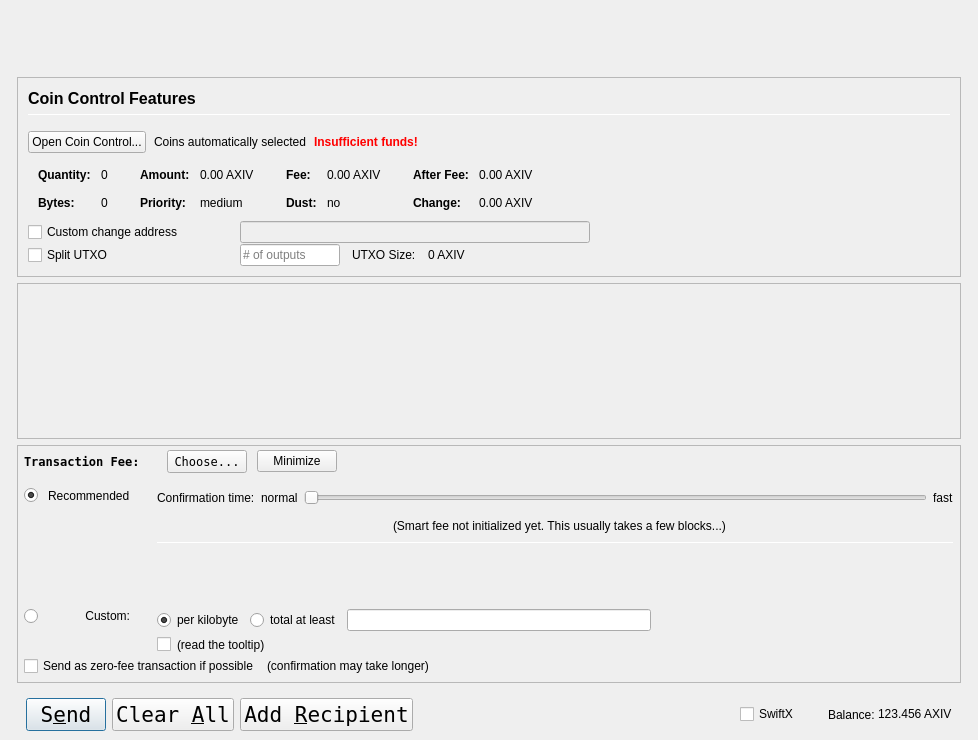
The window that src/qt/forms/sendcoinsdialog.ui (AureusXIV/AureusXIV) describes before a commit, drawn with Qt 5.
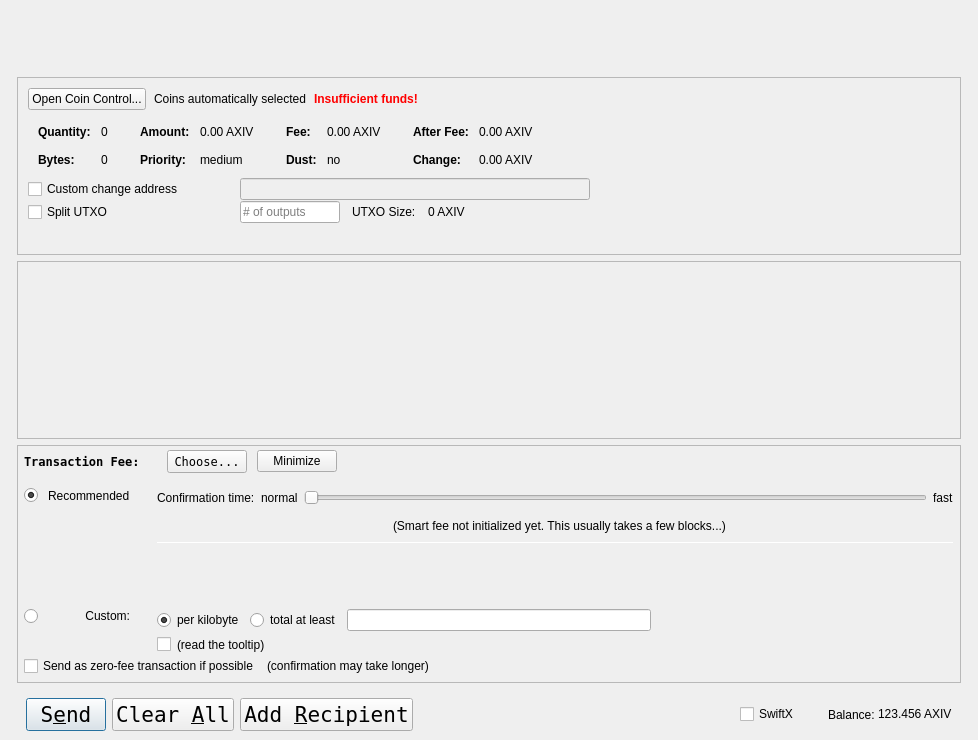
The same window after the commit. Custom widgets are drawn as their Qt base class.

Commit message:
Coin Control overhaul, various style fixes
Overhaul for Coin Control, Status Bar color, Send Coins dialog, Options Dialog, Address Book dialog.

What changed in the file:
```diff
--- a/src/qt/forms/sendcoinsdialog.ui
+++ b/src/qt/forms/sendcoinsdialog.ui
@@ -161,7 +161,7 @@
            </property>
            <item>
             <widget class="QFrame" name="frameCoinControl_BG">
-             <layout class="QVBoxLayout" name="verticalLayoutCoinControl" stretch="0,0,0,0,0,0">
+             <layout class="QVBoxLayout" name="verticalLayoutCoinControl" stretch="0,0,0,0,0">
               <property name="spacing">
                <number>1</number>
               </property>
@@ -171,68 +171,6 @@
               <property name="topMargin">
                <number>10</number>
               </property>
-              <item>
-               <layout class="QHBoxLayout" name="horizontalLayoutCoinControl1">
-                <property name="bottomMargin">
-                 <number>15</number>
-                </property>
-                <item>
-                 <layout class="QVBoxLayout" name="verticalLayout_3">
-                  <property name="spacing">
-                   <number>6</number>
-                  </property>
-                  <item>
-                   <widget class="QLabel" name="labelCoinControlFeatures">
-                    <property name="sizePolicy">
-                     <sizepolicy hsizetype="Preferred" vsizetype="Maximum">
-                      <horstretch>0</horstretch>
-                      <verstretch>0</verstretch>
-                     </sizepolicy>
-                    </property>
-                    <property name="minimumSize">
-                     <size>
-                      <width>0</width>
-                      <height>20</height>
-                     </size>
-                    </property>
-                    <property name="font">
-                     <font>
-                      <pointsize>12</pointsize>
-                      <weight>75</weight>
-                      <bold>true</bold>
-                     </font>
-                    </property>
-                    <property name="styleSheet">
-                     <string notr="true">font-weight:bold;</string>
-                    </property>
-                    <property name="text">
-                     <string>Coin Control Features</string>
-                    </property>
-                   </widget>
-                  </item>
-                  <item>
-                   <widget class="Line" name="line">
-                    <property name="minimumSize">
-                     <size>
-                      <width>0</width>
-                      <height>1</height>
-                     </size>
-                    </property>
-                    <property name="maximumSize">
-                     <size>
-                      <width>16777215</width>
-                      <height>1</height>
-                     </size>
-                    </property>
-                    <property name="orientation">
-                     <enum>Qt::Horizontal</enum>
-                    </property>
-                   </widget>
-                  </item>
-                 </layout>
-                </item>
-               </layout>
-              </item>
               <item>
                <layout class="QHBoxLayout" name="horizontalLayoutCoinControl2" stretch="0,0,0,0">
                 <property name="spacing">
@@ -869,7 +807,7 @@
              <x>0</x>
              <y>0</y>
              <width>938</width>
-             <height>72</height>
+             <height>76</height>
             </rect>
            </property>
            <layout class="QVBoxLayout" name="verticalLayout_2" stretch="0,1">
```
Left out of the diff: 12 changed lines with no effect on the pictures. The commit also changes 5 other files.
